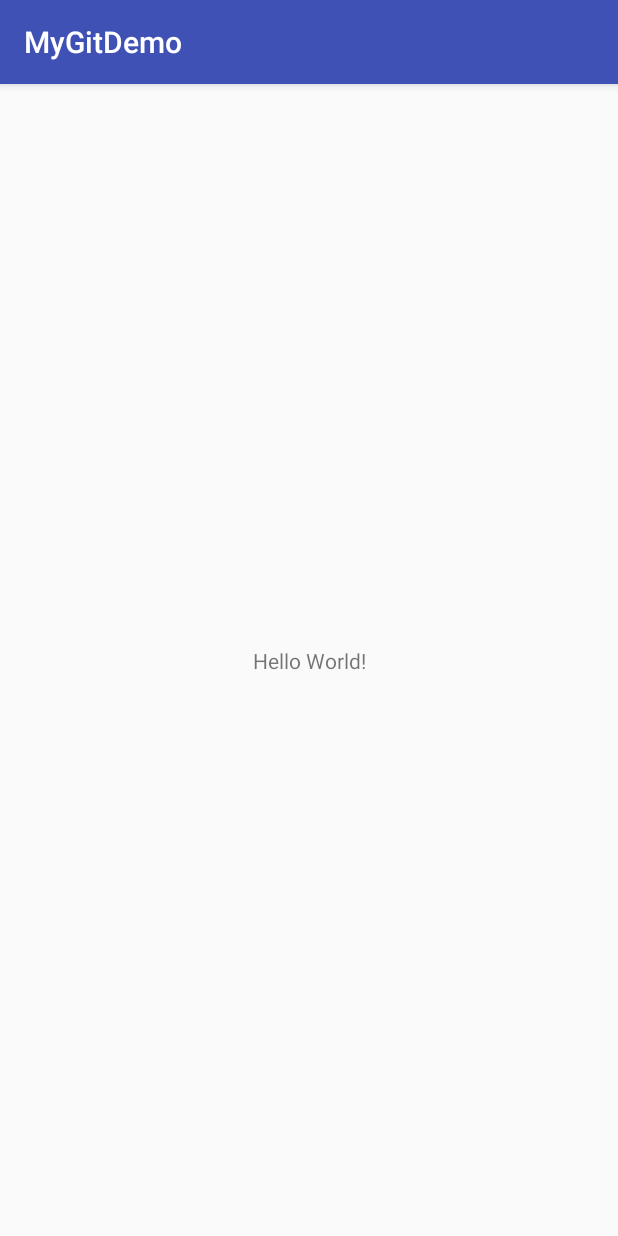
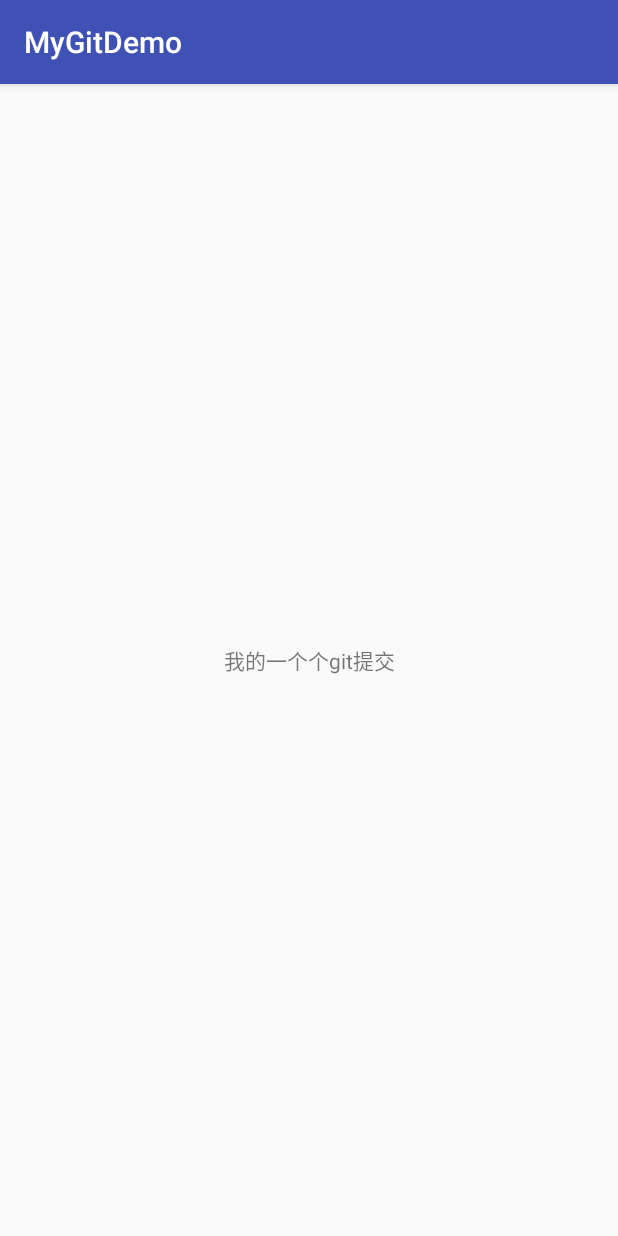
Before and after one commit to fanloveoupao/MyGitDemo, an Android app: the screen it shows after launch (MainActivity), on a phone screen of 412 x 824 dp. Run offline under Robolectric (Android 15) with nearby library versions, the phone set to English and light mode, and no system bars.

Commit message:
我的第一个应用

```diff
--- a/app/src/main/res/layout/activity_main.xml
+++ b/app/src/main/res/layout/activity_main.xml
@@ -11,7 +11,7 @@
     <TextView
         android:layout_width="wrap_content"
         android:layout_height="wrap_content"
-        android:text="Hello World!"
+        android:text="我的一个个git提交"
         app:layout_constraintBottom_toBottomOf="@+id/activity_main"
         app:layout_constraintLeft_toLeftOf="@+id/activity_main"
         app:layout_constraintRight_toRightOf="@+id/activity_main"
```
